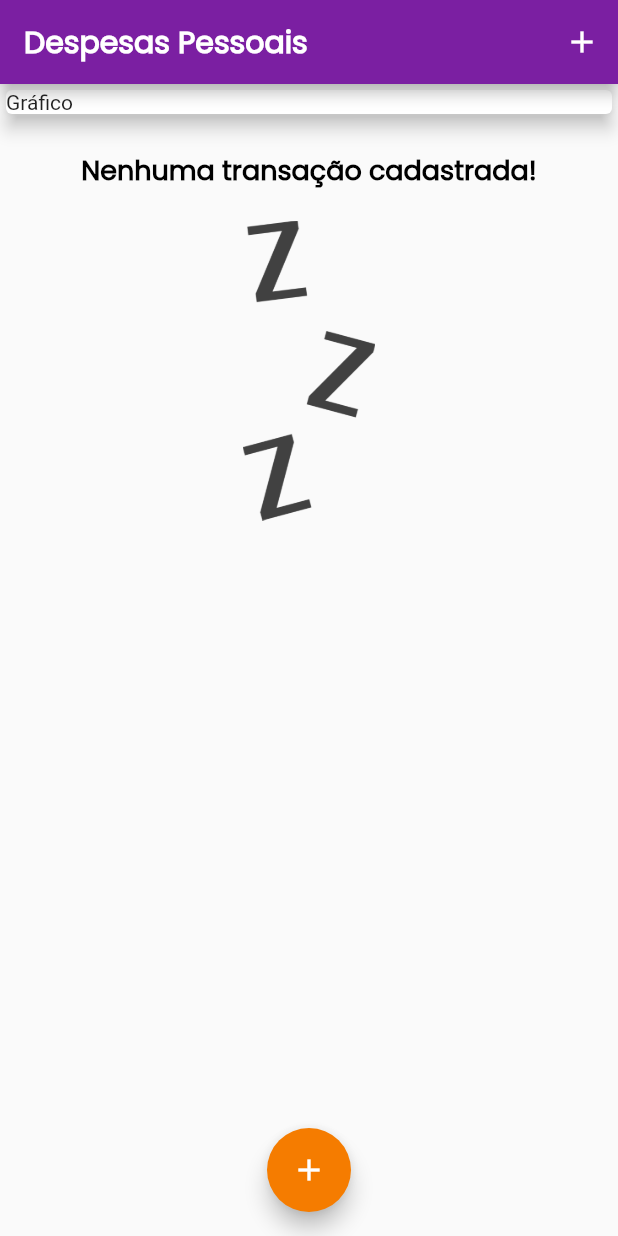
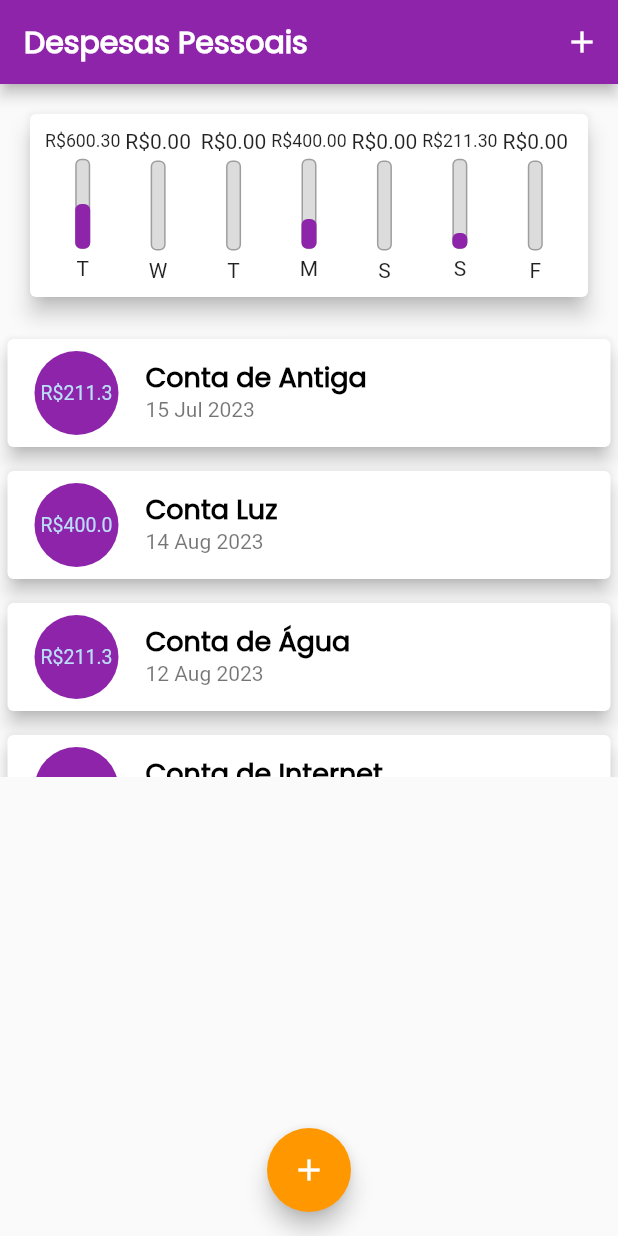
Before and after one commit to JuliaBianchi/curso_flutter, a Flutter app: the screen it shows after launch, on a phone screen of 412 x 824 dp. Run offline on Flutter 3.47's test engine with Material 2 defaults, Android fonts, the phone set to English and light mode, and no system bars; missing offline and left inert: dart:ffi.

Commit message:
feat: Adicionando o componente chart bar e modificando a list.

```diff
--- /dev/null
+++ b/expenses/lib/components/chart.dart
@@ -0,0 +1,67 @@
+import 'dart:ffi';
+
+import 'package:expenses/components/chart_bar.dart';
+import 'package:expenses/models/transaction.dart';
+import 'package:flutter/material.dart';
+import 'package:intl/intl.dart';
+
+class Chart extends StatelessWidget {
+  final List<Transaction> recentTransaction;
+
+  Chart(this.recentTransaction);
+
+  List<Map<String, Object>> get groupedTransactions {
+    return List.generate(7, (index) {
+      final weekDay = DateTime.now().subtract(
+        Duration(days: index),
+      );
+
+      double totalSum = 0.0;
+
+      for (var i = 0; i < recentTransaction.length; i++) {
+        bool sameDay = recentTransaction[i].date.day == weekDay.day;
+        bool sameMonth = recentTransaction[i].date.month == weekDay.month;
+        bool sameYear = recentTransaction[i].date.year == weekDay.year;
+
+        if (sameDay && sameMonth && sameYear) {
+          totalSum += recentTransaction[i].value;
+        }
+      }
+
+      return {
+        'day': DateFormat.E().format(weekDay)[0],
+        'value': totalSum,
+      };
+    });
+  }
+
+  double get _weekTotalValue{
+    return groupedTransactions.fold(0.0, (sum, tr){
+      return sum +(tr['value'] as double);
+    });
+  }
+
+  @override
+  Widget build(BuildContext context) {
+    return Card(
+      elevation: 6,
+      margin: const EdgeInsets.all(20),
+      child: Padding(
+        padding: const EdgeInsets.all(10),
+        child: Row(
+          mainAxisAlignment: MainAxisAlignment.spaceAround,
+          children: groupedTransactions.map((tr) {
+            return Flexible(
+              fit: FlexFit.tight,
+              child: ChartBar(
+                label: tr['day'] as String,
+                value: tr['value'] as double,
+                percentage: (tr['value'] as double) / _weekTotalValue,
+              ),
+            );
+          }).toList(),
+        ),
+      ),
+    );
+  }
+}
--- /dev/null
+++ b/expenses/lib/components/chart_bar.dart
@@ -0,0 +1,54 @@
+import 'package:flutter/material.dart';
+
+class ChartBar extends StatelessWidget {
+  final String label;
+  final double value;
+  final double percentage;
+
+  ChartBar({
+    required this.label,
+    required this.value,
+    required this.percentage,
+  });
+
+  @override
+  Widget build(BuildContext context) {
+    return Column(
+      children: [
+        FittedBox(
+            child: Text('R\$${value.toStringAsFixed(2)}')),
+        const SizedBox(height: 5),
+        Container(
+          height: 60,
+          width: 10,
+          child: Stack(
+            alignment:Alignment.bottomCenter,
+            children: [
+              Container(
+                decoration: BoxDecoration(
+                  border: Border.all(
+                    color: Colors.grey,
+                    width: 1.0,
+                  ),
+                  color: Color.fromRGBO(220,220,220,1),
+                  borderRadius: BorderRadius.circular(4),
+                ),
+              ),
+              FractionallySizedBox(
+                heightFactor: percentage,
+                child: Container(
+                  decoration: BoxDecoration(
+                    color: Theme.of(context).colorScheme.primary,
+                    borderRadius: BorderRadius.circular(4),
+                  ),
+                ),
+              ),
+            ],
+          ),
+        ),
+        const SizedBox(height: 5),
+        Text(label),
+      ],
+    );
+  }
+}
--- a/expenses/lib/components/transaction_form.dart
+++ b/expenses/lib/components/transaction_form.dart
@@ -4,7 +4,7 @@ class TransactionForm extends StatefulWidget {
 
   final void Function(String, double) onSubmit;
 
-  TransactionForm(this.onSubmit);
+  const TransactionForm(this.onSubmit);
 
   @override
   State<TransactionForm> createState() => _TransactionFormState();
@@ -17,7 +17,7 @@ class _TransactionFormState extends State<TransactionForm> {
 
   _submitForm(){
     final title = titleController.text;
-    final value = double.tryParse(valueController.text) ?? 0.0;
+    final value = double.tryParse(valueController.text) ?? 0;
 
     if(title.isEmpty || value <=0){
       return;
@@ -52,10 +52,10 @@ class _TransactionFormState extends State<TransactionForm> {
               mainAxisAlignment: MainAxisAlignment.end,
               children: [
                 TextButton(
-                  onPressed: _submitForm(),
                   child: const Text(
-                    'Nova Transação'
+                    'Nova Transação',
                   ),
+                  onPressed: _submitForm,
                 ),
               ],
             )
--- a/expenses/lib/components/transaction_list.dart
+++ b/expenses/lib/components/transaction_list.dart
@@ -11,7 +11,8 @@ class TransactionList extends StatelessWidget {
   Widget build(BuildContext context) {
     return Container(
       height: 300,
-      child: transactions.isEmpty ? Column(
+      child: transactions.isEmpty
+          ? Column(
               children: [
                 const SizedBox(height: 20),
                 Text(
@@ -27,51 +28,36 @@ class TransactionList extends StatelessWidget {
                   ),
                 ),
               ],
-      ) : ListView.builder(
+            )
+          : ListView.builder(
               itemCount: transactions.length,
               itemBuilder: (ctx, index) {
                 final tr = transactions[index];
 
                 return Card(
-            child: Row(
-              children: [
-                Container(
-                  margin: const EdgeInsets.symmetric(
-                    horizontal: 15,
-                    vertical: 10,
+                  elevation: 5,
+                  margin: EdgeInsets.symmetric(
+                    vertical: 8,
+                    horizontal: 5,
                   ),
-                  decoration: BoxDecoration(
-                    border: Border.all(
-                      width: 2,
-                      color: Theme.of(context).colorScheme.primary,
-                    ),
-                  ),
-                  padding: const EdgeInsets.all(10),
-                  child: Text(
-                    'R\$ ${tr.value.toStringAsFixed(2)}',
-                    style: TextStyle(
-                      fontWeight: FontWeight.bold,
-                      fontSize: 20,
-                      color: Theme.of(context).colorScheme.primary,
+                  child: ListTile(
+                    leading: CircleAvatar(
+                      backgroundColor:Theme.of(context).colorScheme.primary,
+                      radius: 30,
+                      child: Padding(
+                        padding: const EdgeInsets.all(6),
+                        child: FittedBox(
+                          child: Text('R\$${tr.value}'),
                         ),
                       ),
                     ),
-                Column(
-                  crossAxisAlignment: CrossAxisAlignment.start,
-                  children: [
-                    Text(
+                    title: Text(
                       tr.title,
                       style: Theme.of(context).textTheme.titleLarge,
                     ),
-                    Text(
+                    subtitle: Text(
                       DateFormat('d MMM y').format(tr.date),
-                      style: TextStyle(
-                        color: Colors.grey.shade600,
                     ),
-                    ),
-                  ],
-                )
-              ],
                   ),
                 );
               },
--- a/expenses/lib/main.dart
+++ b/expenses/lib/main.dart
@@ -1,4 +1,5 @@
 import 'dart:math';
+import 'package:expenses/components/chart.dart';
 import 'package:expenses/components/transaction_form.dart';
 import 'package:flutter/material.dart';
 import 'components/transaction_list.dart';
@@ -13,11 +14,11 @@ class ExpansesApp extends StatelessWidget {
     final ThemeData tema = ThemeData();
 
     return MaterialApp(
-        home: MyHomePage(),
+      home: MyHomePage(),
       theme: tema.copyWith(
         colorScheme: tema.colorScheme.copyWith(
-          primary: Colors.purple.shade700,
-          secondary: Colors.orange.shade700,
+          primary: Colors.purple.shade600,
+          secondary: Colors.orange.shade500,
         ),
         textTheme: tema.textTheme.copyWith(
           titleLarge: const TextStyle(
@@ -46,9 +47,21 @@ class MyHomePage extends StatefulWidget {
 
 class _MyHomePageState extends State<MyHomePage> {
   final List<Transaction> _transactions = [
-    //Transaction(id: '1', title: 'Conta de Agua', value: 200.00, date: DateTime.now()),
-    //Transaction(id: '2', title: 'Conta de luz', value: 215.56, date: DateTime.now()),
+    Transaction(id: 't0', title: 'Conta de Antiga', value: 211.30, date: DateTime.now().subtract(const Duration(days: 33)),),
+    Transaction(id: 't1', title: 'Conta Luz', value: 400.00, date: DateTime.now().subtract(const Duration(days: 3)),),
+    Transaction(id: 't2', title: 'Conta de Água', value: 211.30, date: DateTime.now().subtract(const Duration(days: 5)),),
+    Transaction(id: 't3', title: 'Conta de Internet', value: 100.00, date: DateTime.now()),
+    Transaction(id: 't4', title: 'Cartão', value: 500.30, date: DateTime.now()),
+
   ];
+
+  List<Transaction> get _recentTransactions {
+    return _transactions.where((tr) {
+      return tr.date.isAfter(DateTime.now().subtract(
+        Duration(days: 7),
+      ));
+    }).toList();
+  }
 
   _addTransaction(String title, double value) {
     final newTransaction = Transaction(
@@ -68,10 +81,11 @@ class _MyHomePageState extends State<MyHomePage> {
 
   _openTransactionFormModal(BuildContext context) {
     showModalBottomSheet(
-      context: context,
-      builder: (_) {
-        return TransactionForm(_addTransaction);
-      });
+        context: context,
+        builder: (_) {
+          return TransactionForm(_addTransaction);
+        }
+    );
   }
 
   @override
@@ -83,19 +97,14 @@ class _MyHomePageState extends State<MyHomePage> {
           IconButton(
             icon: Icon(Icons.add),
             onPressed: () => _openTransactionFormModal(context),
-          )
+          ),
         ],
       ),
       body: SingleChildScrollView(
         child: Column(
           crossAxisAlignment: CrossAxisAlignment.stretch,
           children: [
-            const SizedBox(
-              child: Card(
-                child: Text('Gráfico'),
-                elevation: 5,
-              ),
-            ),
+            Chart(_recentTransactions),
             TransactionList(_transactions),
           ],
         ),
```
Lines whose indentation alone changed are shown as unchanged.
